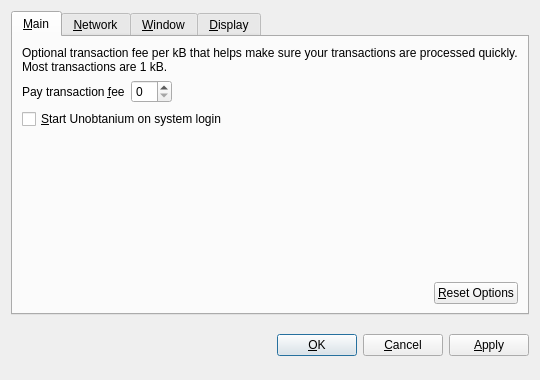
This is src/qt/forms/optionsdialog.ui in unobtanium-official/Unobtanium as Qt 5 draws it before an edit. The edited form follows.
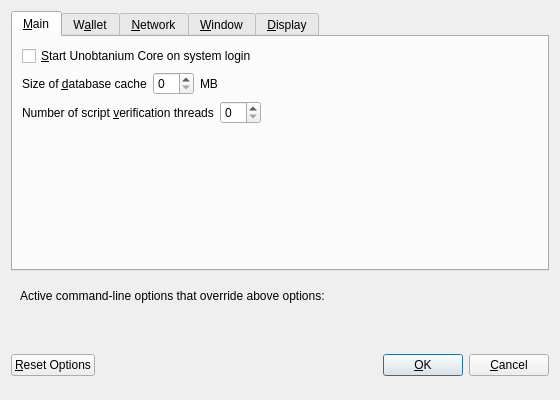
This is the edited form. Custom widgets are drawn as their Qt base class.

Commit message: Upgrade to 0.10 core

Diff of the .ui file:
```diff
--- a/src/qt/forms/optionsdialog.ui
+++ b/src/qt/forms/optionsdialog.ui
@@ -6,8 +6,8 @@
    <rect>
     <x>0</x>
     <y>0</y>
-    <width>540</width>
-    <height>380</height>
+    <width>560</width>
+    <height>400</height>
    </rect>
   </property>
   <property name="windowTitle">
@@ -19,9 +19,6 @@
   <layout class="QVBoxLayout" name="verticalLayout">
    <item>
     <widget class="QTabWidget" name="tabWidget">
-     <property name="tabPosition">
-      <enum>QTabWidget::North</enum>
-     </property>
      <property name="currentIndex">
       <number>0</number>
      </property>
@@ -30,77 +27,44 @@
        <string>&amp;Main</string>
       </attribute>
       <layout class="QVBoxLayout" name="verticalLayout_Main">
-       <item>
-        <widget class="QLabel" name="transactionFeeInfoLabel">
-         <property name="text">
-          <string>Optional transaction fee per kB that helps make sure your transactions are processed quickly. Most transactions are 1 kB.</string>
-         </property>
-         <property name="textFormat">
-          <enum>Qt::PlainText</enum>
-         </property>
-         <property name="wordWrap">
-          <bool>true</bool>
-         </property>
-        </widget>
-       </item>
-       <item>
-        <layout class="QHBoxLayout" name="horizontalLayout_1_Main">
-         <item>
-          <widget class="QLabel" name="transactionFeeLabel">
-           <property name="text">
-            <string>Pay transaction &amp;fee</string>
-           </property>
-           <property name="textFormat">
-            <enum>Qt::PlainText</enum>
-           </property>
-           <property name="buddy">
-            <cstring>transactionFee</cstring>
-           </property>
-          </widget>
-         </item>
-         <item>
-          <widget class="BitcoinAmountField" name="transactionFee"/>
-         </item>
-         <item>
-          <spacer name="horizontalSpacer_1_Main">
-           <property name="orientation">
-            <enum>Qt::Horizontal</enum>
-           </property>
-           <property name="sizeHint" stdset="0">
-            <size>
-             <width>40</width>
-             <height>20</height>
-            </size>
-           </property>
-          </spacer>
-         </item>
-        </layout>
-       </item>
        <item>
         <widget class="QCheckBox" name="bitcoinAtStartup">
          <property name="toolTip">
-          <string>Automatically start Unobtanium after logging in to the system.</string>
+          <string>Automatically start Unobtanium Core after logging in to the system.</string>
          </property>
          <property name="text">
-          <string>&amp;Start Unobtanium on system login</string>
+          <string>&amp;Start Unobtanium Core on system login</string>
          </property>
         </widget>
        </item>
-       <item>
-        <spacer name="verticalSpacer_Main">
-         <property name="orientation">
-          <enum>Qt::Vertical</enum>
-         </property>
-         <property name="sizeHint" stdset="0">
-          <size>
-           <width>20</width>
-           <height>40</height>
-          </size>
-         </property>
-        </spacer>
-       </item>
        <item>
         <layout class="QHBoxLayout" name="horizontalLayout_2_Main">
+         <item>
+          <widget class="QLabel" name="databaseCacheLabel">
+           <property name="text">
+            <string>Size of &amp;database cache</string>
+           </property>
+           <property name="textFormat">
+            <enum>Qt::PlainText</enum>
+           </property>
+           <property name="buddy">
+            <cstring>databaseCache</cstring>
+           </property>
+          </widget>
+         </item>
+         <item>
+          <widget class="QSpinBox" name="databaseCache"/>
+         </item>
+         <item>
+          <widget class="QLabel" name="databaseCacheUnitLabel">
+           <property name="text">
+            <string>MB</string>
+           </property>
+           <property name="textFormat">
+            <enum>Qt::PlainText</enum>
+           </property>
+          </widget>
+         </item>
          <item>
           <spacer name="horizontalSpacer_2_Main">
            <property name="orientation">
@@ -114,20 +78,106 @@
            </property>
           </spacer>
          </item>
+        </layout>
+       </item>
+       <item>
+        <layout class="QHBoxLayout" name="horizontalLayout_3_Main">
          <item>
-          <widget class="QPushButton" name="resetButton">
-           <property name="toolTip">
-            <string>Reset all client options to default.</string>
-           </property>
+          <widget class="QLabel" name="threadsScriptVerifLabel">
            <property name="text">
-            <string>&amp;Reset Options</string>
+            <string>Number of script &amp;verification threads</string>
            </property>
-           <property name="autoDefault">
-            <bool>false</bool>
+           <property name="textFormat">
+            <enum>Qt::PlainText</enum>
            </property>
+           <property name="buddy">
+            <cstring>threadsScriptVerif</cstring>
+           </property>
           </widget>
          </item>
+         <item>
+          <widget class="QSpinBox" name="threadsScriptVerif">
+           <property name="toolTip">
+            <string>(0 = auto, &lt;0 = leave that many cores free)</string>
+           </property>
+          </widget>
+         </item>
+         <item>
+          <spacer name="horizontalSpacer_3_Main">
+           <property name="orientation">
+            <enum>Qt::Horizontal</enum>
+           </property>
+           <property name="sizeHint" stdset="0">
+            <size>
+             <width>40</width>
+             <height>20</height>
+            </size>
+           </property>
+          </spacer>
+         </item>
         </layout>
+       </item>
+       <item>
+        <spacer name="verticalSpacer_Main">
+         <property name="orientation">
+          <enum>Qt::Vertical</enum>
+         </property>
+         <property name="sizeHint" stdset="0">
+          <size>
+           <width>20</width>
+           <height>40</height>
+          </size>
+         </property>
+        </spacer>
+       </item>
+      </layout>
+     </widget>
+     <widget class="QWidget" name="tabWallet">
+      <attribute name="title">
+       <string>W&amp;allet</string>
+      </attribute>
+      <layout class="QVBoxLayout" name="verticalLayout_Wallet">
+       <item>
+        <widget class="QGroupBox" name="groupBox">
+         <property name="title">
+          <string>Expert</string>
+         </property>
+         <layout class="QVBoxLayout" name="verticalLayout_2">
+          <item>
+           <widget class="QCheckBox" name="coinControlFeatures">
+            <property name="toolTip">
+             <string>Whether to show coin control features or not.</string>
+            </property>
+            <property name="text">
+             <string>Enable coin &amp;control features</string>
+            </property>
+           </widget>
+          </item>
+          <item>
+           <widget class="QCheckBox" name="spendZeroConfChange">
+            <property name="toolTip">
+             <string>If you disable the spending of unconfirmed change, the change from a transaction cannot be used until that transaction has at least one confirmation. This also affects how your balance is computed.</string>
+            </property>
+            <property name="text">
+             <string>&amp;Spend unconfirmed change</string>
+            </property>
+           </widget>
+          </item>
+         </layout>
+        </widget>
+       </item>
+       <item>
+        <spacer name="verticalSpacer_Wallet">
+         <property name="orientation">
+          <enum>Qt::Vertical</enum>
+         </property>
+         <property name="sizeHint" stdset="0">
+          <size>
+           <width>20</width>
+           <height>40</height>
+          </size>
+         </property>
+        </spacer>
        </item>
       </layout>
      </widget>
@@ -146,18 +196,28 @@
          </property>
         </widget>
        </item>
+       <item>
+        <widget class="QCheckBox" name="allowIncoming">
+         <property name="toolTip">
+          <string>Accept connections from outside</string>
+         </property>
+         <property name="text">
+          <string>Allow incoming connections</string>
+         </property>
+        </widget>
+       </item>
        <item>
         <widget class="QCheckBox" name="connectSocks">
          <property name="toolTip">
-          <string>Connect to the Unobtanium network through a SOCKS proxy (e.g. when connecting through Tor).</string>
+          <string>Connect to the Unobtanium network through a SOCKS5 proxy.</string>
          </property>
          <property name="text">
-          <string>&amp;Connect through SOCKS proxy:</string>
+          <string>&amp;Connect through SOCKS5 proxy (default proxy):</string>
          </property>
         </widget>
        </item>
        <item>
-        <layout class="QHBoxLayout" name="horizontalLayout_Network">
+        <layout class="QHBoxLayout" name="horizontalLayout_1_Network">
          <item>
           <widget class="QLabel" name="proxyIpLabel">
            <property name="text">
@@ -173,6 +233,12 @@
          </item>
          <item>
           <widget class="QValidatedLineEdit" name="proxyIp">
+           <property name="minimumSize">
+            <size>
+             <width>140</width>
+             <height>0</height>
+            </size>
+           </property>
            <property name="maximumSize">
             <size>
              <width>140</width>
@@ -180,7 +246,7 @@
             </size>
            </property>
            <property name="toolTip">
-            <string>IP address of the proxy (e.g. 127.0.0.1)</string>
+            <string>IP address of the proxy (e.g. IPv4: 127.0.0.1 / IPv6: ::1)</string>
            </property>
           </widget>
          </item>
@@ -199,6 +265,12 @@
          </item>
          <item>
           <widget class="QLineEdit" name="proxyPort">
+           <property name="minimumSize">
+            <size>
+             <width>55</width>
+             <height>0</height>
+            </size>
+           </property>
            <property name="maximumSize">
             <size>
              <width>55</width>
@@ -211,27 +283,7 @@
           </widget>
          </item>
          <item>
-          <widget class="QLabel" name="socksVersionLabel">
-           <property name="text">
-            <string>SOCKS &amp;Version:</string>
-           </property>
-           <property name="textFormat">
-            <enum>Qt::PlainText</enum>
-           </property>
-           <property name="buddy">
-            <cstring>socksVersion</cstring>
-           </property>
-          </widget>
-         </item>
-         <item>
-          <widget class="QValueComboBox" name="socksVersion">
-           <property name="toolTip">
-            <string>SOCKS version of the proxy (e.g. 5)</string>
-           </property>
-          </widget>
-         </item>
-         <item>
-          <spacer name="horizontalSpacer_Network">
+          <spacer name="horizontalSpacer_1_Network">
            <property name="orientation">
             <enum>Qt::Horizontal</enum>
            </property>
@@ -278,7 +330,7 @@
        <item>
         <widget class="QCheckBox" name="minimizeOnClose">
          <property name="toolTip">
-          <string>Minimize instead of exit the application when the window is closed. When this option is enabled, the application will be closed only after selecting Quit in the menu.</string>
+          <string>Minimize instead of exit the application when the window is closed. When this option is enabled, the application will be closed only after selecting Exit in the menu.</string>
          </property>
          <property name="text">
           <string>M&amp;inimize on close</string>
@@ -323,7 +375,7 @@
          <item>
           <widget class="QValueComboBox" name="lang">
            <property name="toolTip">
-            <string>The user interface language can be set here. This setting will take effect after restarting Unobtanium.</string>
+            <string>The user interface language can be set here. This setting will take effect after restarting Unobtanium Core.</string>
            </property>
           </widget>
          </item>
@@ -354,14 +406,28 @@
         </layout>
        </item>
        <item>
-        <widget class="QCheckBox" name="displayAddresses">
-         <property name="toolTip">
-          <string>Whether to show Unobtanium addresses in the transaction list or not.</string>
-         </property>
-         <property name="text">
-          <string>&amp;Display addresses in transaction list</string>
-         </property>
-        </widget>
+        <layout class="QHBoxLayout" name="horizontalLayout_3_Display">
+         <item>
+          <widget class="QLabel" name="thirdPartyTxUrlsLabel">
+           <property name="toolTip">
+            <string>Third party URLs (e.g. a block explorer) that appear in the transactions tab as context menu items. %s in the URL is replaced by transaction hash. Multiple URLs are separated by vertical bar |.</string>
+           </property>
+           <property name="text">
+            <string>Third party transaction URLs</string>
+           </property>
+           <property name="buddy">
+            <cstring>thirdPartyTxUrls</cstring>
+           </property>
+          </widget>
+         </item>
+         <item>
+          <widget class="QLineEdit" name="thirdPartyTxUrls">
+           <property name="toolTip">
+            <string>Third party URLs (e.g. a block explorer) that appear in the transactions tab as context menu items. %s in the URL is replaced by transaction hash. Multiple URLs are separated by vertical bar |.</string>
+           </property>
+          </widget>
+         </item>
+        </layout>
        </item>
        <item>
         <spacer name="verticalSpacer_Display">
@@ -380,8 +446,67 @@
      </widget>
     </widget>
    </item>
+   <item>
+    <widget class="QFrame" name="frame">
+     <layout class="QVBoxLayout" name="verticalLayout_Bottom">
+      <item>
+       <layout class="QHBoxLayout" name="horizontalLayout_Bottom">
+        <item>
+         <widget class="QLabel" name="overriddenByCommandLineInfoLabel">
+          <property name="text">
+           <string>Active command-line options that override above options:</string>
+          </property>
+          <property name="textFormat">
+           <enum>Qt::PlainText</enum>
+          </property>
+         </widget>
+        </item>
+        <item>
+         <spacer name="horizontalSpacer_Bottom">
+          <property name="orientation">
+           <enum>Qt::Horizontal</enum>
+          </property>
+          <property name="sizeHint" stdset="0">
+           <size>
+            <width>40</width>
+            <height>20</height>
+           </size>
+          </property>
+         </spacer>
+        </item>
+       </layout>
+      </item>
+      <item>
+       <widget class="QLabel" name="overriddenByCommandLineLabel">
+        <property name="text">
+         <string/>
+        </property>
+        <property name="textFormat">
+         <enum>Qt::PlainText</enum>
+        </property>
+        <property name="wordWrap">
+         <bool>true</bool>
+        </property>
+       </widget>
+      </item>
+     </layout>
+    </widget>
+   </item>
    <item>
     <layout class="QHBoxLayout" name="horizontalLayout_Buttons">
+     <item>
+      <widget class="QPushButton" name="resetButton">
+       <property name="toolTip">
+        <string>Reset all client options to default.</string>
+       </property>
+       <property name="text">
+        <string>&amp;Reset Options</string>
+       </property>
+       <property name="autoDefault">
+        <bool>false</bool>
+       </property>
+      </widget>
+     </item>
      <item>
       <spacer name="horizontalSpacer_1">
        <property name="orientation">
@@ -397,6 +522,12 @@
      </item>
      <item>
       <widget class="QLabel" name="statusLabel">
+       <property name="minimumSize">
+        <size>
+         <width>200</width>
+         <height>0</height>
+        </size>
+       </property>
        <property name="font">
         <font>
          <weight>75</weight>
@@ -432,6 +563,12 @@
        <property name="text">
         <string>&amp;OK</string>
        </property>
+       <property name="autoDefault">
+        <bool>false</bool>
+       </property>
+       <property name="default">
+        <bool>true</bool>
+       </property>
       </widget>
      </item>
      <item>
@@ -444,36 +581,21 @@
        </property>
       </widget>
      </item>
-     <item>
-      <widget class="QPushButton" name="applyButton">
-       <property name="text">
-        <string>&amp;Apply</string>
-       </property>
-       <property name="autoDefault">
-        <bool>false</bool>
-       </property>
-      </widget>
-     </item>
     </layout>
    </item>
   </layout>
  </widget>
  <customwidgets>
-  <customwidget>
-   <class>BitcoinAmountField</class>
-   <extends>QSpinBox</extends>
-   <header>bitcoinamountfield.h</header>
-  </customwidget>
-  <customwidget>
-   <class>QValueComboBox</class>
-   <extends>QComboBox</extends>
-   <header>qvaluecombobox.h</header>
-  </customwidget>
   <customwidget>
    <class>QValidatedLineEdit</class>
    <extends>QLineEdit</extends>
    <header>qvalidatedlineedit.h</header>
   </customwidget>
+  <customwidget>
+   <class>QValueComboBox</class>
+   <extends>QComboBox</extends>
+   <header>qvaluecombobox.h</header>
+  </customwidget>
  </customwidgets>
  <resources/>
  <connections/>
```
The commit also changes 438 other files.
